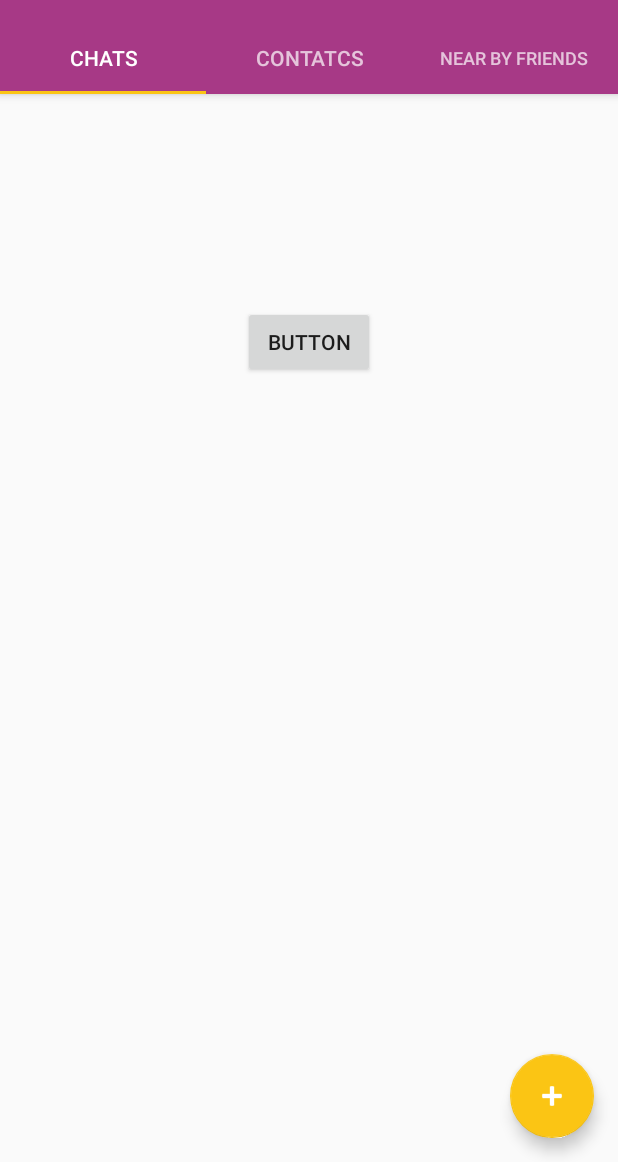
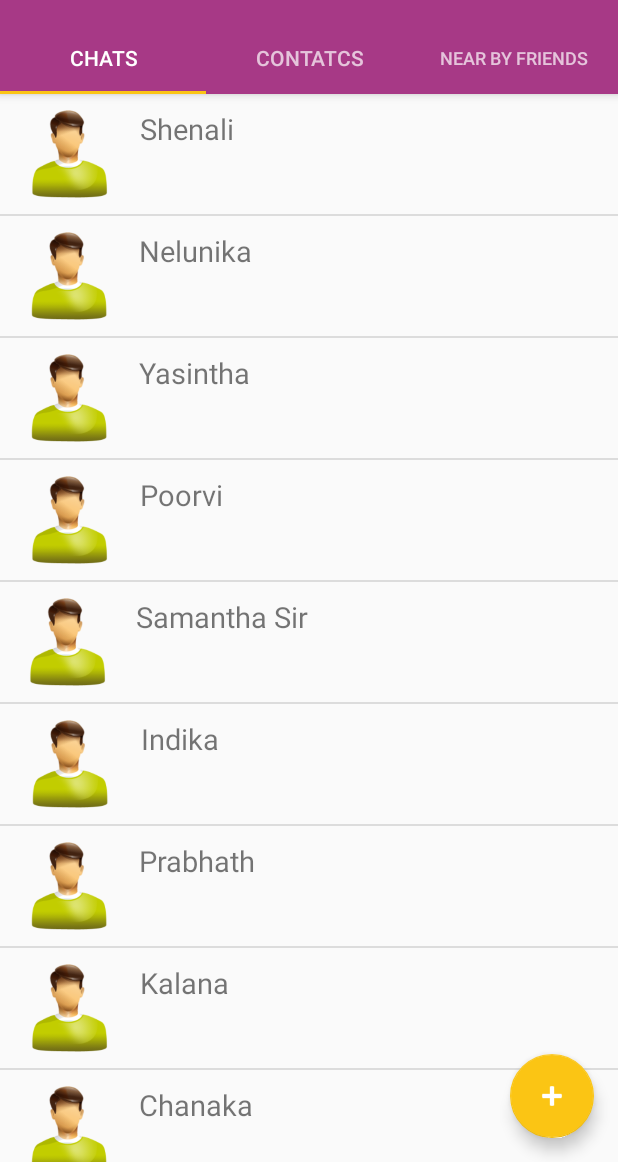
Before and after one commit to bestofyasi/Sanwadha-App, an Android app: the TabChats screen opened directly, with no data from a screen before it, on a phone screen of 412 x 824 dp, the part 74-1236 px from its top. Run offline under Robolectric (Android 15) with nearby library versions, the phone set to English and light mode, and no system bars.

Commit message:
list view added

```diff
--- a/app/build.gradle
+++ b/app/build.gradle
@@ -2,7 +2,7 @@ apply plugin: 'com.android.application'
 
 android {
     compileSdkVersion 25
-    buildToolsVersion "25.0.2"
+    buildToolsVersion "26.0.0"
     defaultConfig {
         applicationId "com.winine.www.sanwadha_app"
         minSdkVersion 15
--- /dev/null
+++ b/app/src/main/java/com/winine/www/sanwadha_app/CustomAdapter.java
@@ -0,0 +1,34 @@
+package com.winine.www.sanwadha_app;
+
+import android.content.Context;
+import android.support.annotation.NonNull;
+import android.support.annotation.Nullable;
+import android.view.LayoutInflater;
+import android.view.View;
+import android.view.ViewGroup;
+import android.widget.ArrayAdapter;
+import android.widget.ImageView;
+import android.widget.TextView;
+
+
+class CustomAdapter extends ArrayAdapter<String>{
+    public CustomAdapter(Context context, String[] names) {
+        super(context,R.layout.custom_row ,names);
+    }
+
+    @NonNull
+    @Override
+    public View getView(int position, @Nullable View convertView, @NonNull ViewGroup parent) {
+        LayoutInflater buckysInflater = LayoutInflater.from(getContext());
+        View customView = buckysInflater.inflate(R.layout.custom_row,parent,false);
+
+        String singleNameItem = getItem(position);
+        TextView buckyText =(TextView) customView.findViewById(R.id.textView);
+        ImageView buckysImage = (ImageView) customView.findViewById(R.id.imageView);
+
+        buckyText.setText(singleNameItem);
+        buckysImage.setImageResource(R.drawable.ic_person);
+        return customView;
+
+    }
+}
--- a/app/src/main/java/com/winine/www/sanwadha_app/TabChats.java
+++ b/app/src/main/java/com/winine/www/sanwadha_app/TabChats.java
@@ -6,7 +6,11 @@ import android.os.Bundle;
 import android.view.LayoutInflater;
 import android.view.View;
 import android.view.ViewGroup;
+import android.widget.AdapterView;
 import android.widget.Button;
+import android.widget.ListAdapter;
+import android.widget.ListView;
+import android.widget.Toast;
 
 /**
  * Created by Yasintha on 7/9/2017.
@@ -18,14 +22,33 @@ public class TabChats extends Fragment {
     public View onCreateView(LayoutInflater inflater, ViewGroup container, Bundle savedInstanceState) {
         View rootView = inflater.inflate(R.layout.activity_tab_chats, container, false);
 
-        btn = (Button) rootView.findViewById(R.id.button);
-        btn.setOnClickListener(new View.OnClickListener() {
-            @Override
-            public void onClick(View v) {
-                Intent intent = new Intent(getActivity(), StickersActivity.class);
-                startActivity(intent);
-            }
-        });
+//        btn = (Button) rootView.findViewById(R.id.button);
+//        btn.setOnClickListener(new View.OnClickListener() {
+//            @Override
+//            public void onClick(View v) {
+//                Intent intent = new Intent(getActivity(), StickersActivity.class);
+//                startActivity(intent);
+//            }
+//        });
+
+        String[] names = {"Shenali","Nelunika","Yasintha","Poorvi","Samantha Sir","Indika","Prabhath","Kalana","Chanaka"};
+        ListAdapter bukysAdapter = new CustomAdapter(getActivity(),names);
+        ListView buckysListView = (ListView) rootView.findViewById(R.id.buckysListView);
+        buckysListView.setAdapter(bukysAdapter);
+
+        buckysListView.setOnItemClickListener(
+
+                new AdapterView.OnItemClickListener(){
+                    @Override
+                    public void onItemClick(AdapterView<?> parent, View view, int position, long id) {
+
+                        String name = String.valueOf(parent.getItemAtPosition(position));
+                        Toast.makeText(getActivity(),name,Toast.LENGTH_LONG).show();
+                        Intent intent = new Intent(getActivity(), StickersActivity.class);
+                        startActivity(intent);
+                    }
+                }
+        );
         return rootView;
         //return inflater.inflate(R.layout.activity_tab_chats, container, false);
     }
--- a/app/src/main/java/com/winine/www/sanwadha_app/TabContacts.java
+++ b/app/src/main/java/com/winine/www/sanwadha_app/TabContacts.java
@@ -1,10 +1,15 @@
 package com.winine.www.sanwadha_app;
 
+import android.content.Intent;
 import android.support.v4.app.Fragment;
 import android.os.Bundle;
 import android.view.LayoutInflater;
 import android.view.View;
 import android.view.ViewGroup;
+import android.widget.AdapterView;
+import android.widget.ListAdapter;
+import android.widget.ListView;
+import android.widget.Toast;
 
 /**
  * Created by Yasintha on 7/9/2017.
@@ -14,6 +19,24 @@ public class TabContacts extends Fragment {
     @Override
     public View onCreateView(LayoutInflater inflater, ViewGroup container, Bundle savedInstanceState) {
         View rootView = inflater.inflate(R.layout.activity_tab_contact, container, false);
+        String[] names = {"Shenali","Nelunika","Yasintha","Poorvi","Samantha Sir","Indika","Prabhath","Kalana","Chanaka"};
+        ListAdapter bukysAdapter = new CustomAdapter(getActivity(),names);
+        ListView buckysListView = (ListView) rootView.findViewById(R.id.buckysListView);
+        buckysListView.setAdapter(bukysAdapter);
+
+        buckysListView.setOnItemClickListener(
+
+                new AdapterView.OnItemClickListener(){
+                    @Override
+                    public void onItemClick(AdapterView<?> parent, View view, int position, long id) {
+
+                        String name = String.valueOf(parent.getItemAtPosition(position));
+                        Toast.makeText(getActivity(),"Creating new message to "+name,Toast.LENGTH_LONG).show();
+                        Intent intent = new Intent(getActivity(), StickersActivity.class);
+                        startActivity(intent);
+                    }
+                }
+        );
         return rootView;
     }
 }
--- a/app/src/main/res/layout/activity_tab_chats.xml
+++ b/app/src/main/res/layout/activity_tab_chats.xml
@@ -9,13 +9,22 @@
     tools:context="com.winine.www.sanwadha_app.MainTabActivity">
 
 
-    <Button
-        android:id="@+id/button"
-        android:layout_width="wrap_content"
-        android:layout_height="wrap_content"
-        android:layout_alignParentTop="true"
-        android:layout_centerHorizontal="true"
-        android:layout_marginTop="141dp"
-        android:text="Button"
-        android:onClick="click_Public"/>
+    <!--<Button-->
+        <!--android:id="@+id/button"-->
+        <!--android:layout_width="wrap_content"-->
+        <!--android:layout_height="wrap_content"-->
+        <!--android:layout_alignParentTop="true"-->
+        <!--android:layout_centerHorizontal="true"-->
+        <!--android:layout_marginTop="141dp"-->
+        <!--android:text="Button"-->
+        <!--android:onClick="click_Public"/>-->
+
+    <ListView
+        android:id="@+id/buckysListView"
+        android:layout_width="match_parent"
+        android:layout_height="match_parent"
+        tools:layout_editor_absoluteX="8dp"
+        tools:layout_editor_absoluteY="8dp"
+        android:layout_alignParentRight="true"
+        android:layout_alignParentEnd="true"></ListView>
 </RelativeLayout>
--- /dev/null
+++ b/app/src/main/res/layout/custom_row.xml
@@ -0,0 +1,23 @@
+<?xml version="1.0" encoding="utf-8"?>
+<LinearLayout xmlns:android="http://schemas.android.com/apk/res/android"
+    xmlns:app="http://schemas.android.com/apk/res-auto"
+    android:orientation="horizontal" android:layout_width="match_parent"
+    android:layout_height="match_parent"
+    android:weightSum="1">
+
+    <ImageView
+        android:id="@+id/imageView"
+        android:layout_width="80dp"
+        android:layout_height="80dp"
+        android:layout_weight="0.05"
+        app:srcCompat="@drawable/ic_person" />
+ra
+
+    <TextView
+        android:id="@+id/textView"
+        android:layout_width="wrap_content"
+        android:layout_height="38dp"
+        android:layout_marginTop="10dp"
+        android:text="TextView"
+        android:textSize="19sp" />
+</LinearLayout>
```
Also changed, not shown: app/src/main/java/com/winine/www/sanwadha_app/LoginActivity.java (+7 -0 lines), app/src/main/res/drawable/bg_sq.xml (+7 -3 lines), app/src/main/res/layout/activity_login.xml (+3 -10 lines), app/src/main/res/layout/activity_stickers.xml (+14 -3 lines), app/src/main/ic_bgyy-web.png (added), app/src/main/res/drawable-v21/ic_person.png (added), app/src/main/res/mipmap-hdpi/ic_bgyy.png (added), app/src/main/res/mipmap-mdpi/ic_bgyy.png (added), app/src/main/res/mipmap-xhdpi/ic_bgyy.png (added), app/src/main/res/mipmap-xxhdpi/ic_bgyy.png (added), app/src/main/res/mipmap-xxxhdpi/ic_bgyy.png (added), 23 other files.
